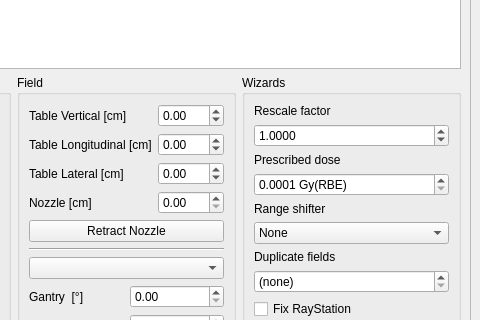
Old version of the form dicomfix/gui/main_window.ui in the repository nbassler/dicomfix; both pictures show x 227 to 707 and y 174 to 494 of the 707 by 628 pixel window.
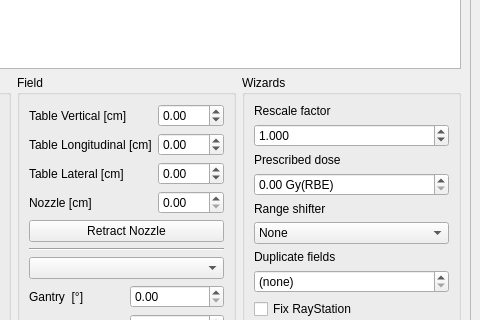
New version of the form. Icons and pictures are not drawn.

Commit message: Refactor GUI components: update precision for spin boxes, enhance exit action, and implement wheel step functionality

The edit to the form file:
```diff
--- a/dicomfix/gui/main_window.ui
+++ b/dicomfix/gui/main_window.ui
@@ -290,7 +290,7 @@
                    <string>Multiply plan MUs by this factor. Linked to the prescribed dose below: editing either updates the other.</string>
                   </property>
                   <property name="decimals">
-                   <number>4</number>
+                   <number>3</number>
                   </property>
                   <property name="minimum">
                    <double>0.000100000000000</double>
@@ -322,7 +322,7 @@
                    <string> Gy(RBE)</string>
                   </property>
                   <property name="decimals">
-                   <number>4</number>
+                   <number>2</number>
                   </property>
                   <property name="minimum">
                    <double>0.000100000000000</double>
```
Left out of the diff: 6 changed lines with no effect on the pictures. The commit also changes 3 other files.
